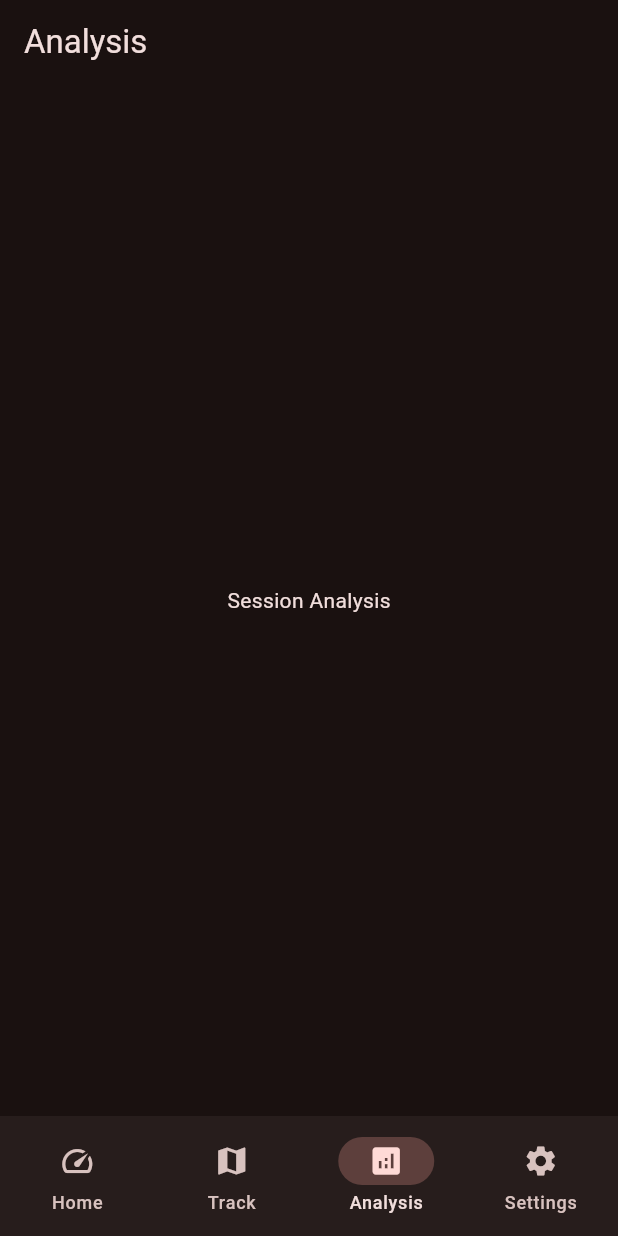
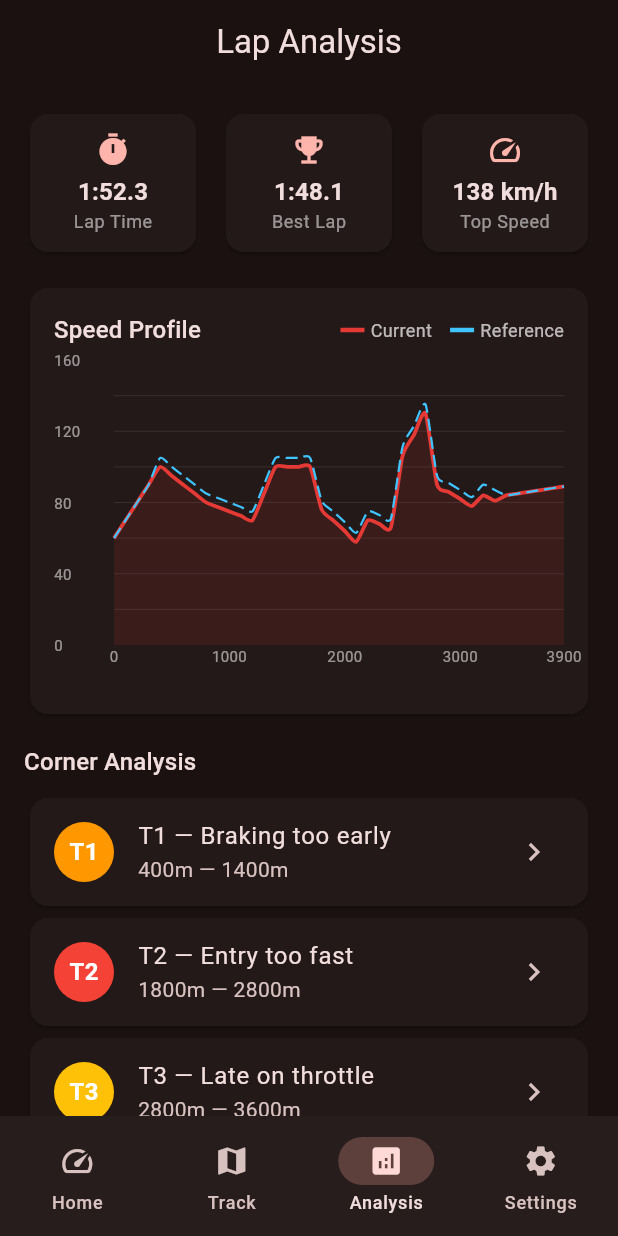
Before and after one commit to zhongyuanluo-cmd/codriver, a Flutter app: the screen it shows after launch, item 3 of the bottom bar chosen, on a phone screen of 412 x 824 dp. Run offline on Flutter 3.47's test engine with Material 3 defaults, Android fonts, the phone set to English and light mode, and no system bars; drawn by our look-alikes of fl_chart; our stand-ins replace flutter_riverpod; missing offline and left inert: dart:ffi.

Commit message:
feat(phase-2.6): Flutter speed curve visualization with fl_chart
Phase 2.6 Flutter 可视化:
- SpeedChart widget: fl_chart LineChart with current (red) vs reference (blue dashed)
- SpeedPoint / CornerZone data classes for chart input
- AnalysisScreen: speed profile chart + stat cards + corner analysis list
- Mock data showing 3-corner track with speed deltas vs reference
- Touch tooltip showing speed/distance at any point
- Dark theme consistent with existing Material3 design

pubspec.yaml: riverpod → flutter_riverpod (Flutter variant)
main.dart: refactored AnalysisScreen to use ui/screens/analysis_screen.dart

Dart analyze: 0 errors, 0 warnings (5 info: pre-existing naming/style)

```diff
--- a/app/lib/main.dart
+++ b/app/lib/main.dart
@@ -1,5 +1,6 @@
 import 'package:flutter/material.dart';
 import 'package:flutter_riverpod/flutter_riverpod.dart';
+import 'ui/screens/analysis_screen.dart';
 
 void main() {
   runApp(
@@ -38,11 +39,11 @@ class MainShell extends StatefulWidget {
 class _MainShellState extends State<MainShell> {
   int _selectedIndex = 0;
 
-  static const _pages = <Widget>[
-    HomeScreen(),
-    TrackScreen(),
+  static final _pages = <Widget>[
+    const HomeScreen(),
+    const TrackScreen(),
     AnalysisScreen(),
-    SettingsScreen(),
+    const SettingsScreen(),
   ];
 
   @override
@@ -83,14 +84,6 @@ class TrackScreen extends StatelessWidget {
   }
 }
 
-class AnalysisScreen extends StatelessWidget {
-  const AnalysisScreen({super.key});
-  @override
-  Widget build(BuildContext context) {
-    return Scaffold(appBar: AppBar(title: const Text('Analysis')), body: const Center(child: Text('Session Analysis')));
-  }
-}
-
 class SettingsScreen extends StatelessWidget {
   const SettingsScreen({super.key});
   @override
--- /dev/null
+++ b/app/lib/ui/screens/analysis_screen.dart
@@ -0,0 +1,170 @@
+import 'package:flutter/material.dart';
+import '../widgets/speed_chart.dart';
+
+class AnalysisScreen extends StatefulWidget {
+  const AnalysisScreen({super.key});
+
+  @override
+  State<AnalysisScreen> createState() => _AnalysisScreenState();
+}
+
+class _AnalysisScreenState extends State<AnalysisScreen> {
+  // Mock data — will be replaced with real pipeline data in Phase 2.7
+  static final _mockCurrent = List.generate(40, (i) {
+    final d = i * 100.0;
+    final speed = _mockSpeed(d, 100, 80, 70, 100, 76, 70, 106, 90, 84);
+    return SpeedPoint(distance: d, speed: speed.clamp(40, 140));
+  });
+
+  static final _mockReference = List.generate(40, (i) {
+    final d = i * 100.0;
+    final speed = _mockSpeed(d, 105, 85, 75, 105, 81, 75, 111, 95, 90);
+    return SpeedPoint(distance: d, speed: speed.clamp(40, 150));
+  });
+
+  static double _mockSpeed(
+    double d, double s1, double s2, double s3, double s4,
+    double s5, double s6, double s7, double s8, double s9,
+  ) {
+    if (d < 400) { return 60 + d * 0.1; }
+    if (d < 800) { return s1 - (d - 400) * 0.05; }
+    if (d < 1200) { return s2 - (d - 800) * 0.025; }
+    if (d < 1400) { return s3 + (d - 1200) * 0.15; }
+    if (d < 1800) { return s4; }
+    if (d < 2200) { return s5 - (d - 1800) * 0.06; }
+    if (d < 2500) { return s6 - (d - 2200) * 0.02; }
+    if (d < 2800) { return s7 + (d - 2500) * 0.12; }
+    if (d < 3200) { return s8 - (d - 2800) * 0.04; }
+    if (d < 3400) { return s9 - (d - 3200) * 0.03; }
+    return 84 + (d - 3400) * 0.01;
+  }
+
+  static final _mockCorners = [
+    const CornerZone(startDistance: 400, endDistance: 1400, label: 'T1', rootCause: 'entry_too_early'),
+    const CornerZone(startDistance: 1800, endDistance: 2800, label: 'T2', rootCause: 'entry_too_hot'),
+    const CornerZone(startDistance: 2800, endDistance: 3600, label: 'T3', rootCause: 'throttle_late'),
+  ];
+
+  @override
+  Widget build(BuildContext context) {
+    final theme = Theme.of(context);
+    return Scaffold(
+      appBar: AppBar(
+        title: const Text('Lap Analysis'),
+        centerTitle: true,
+      ),
+      body: SingleChildScrollView(
+        padding: const EdgeInsets.all(16),
+        child: Column(
+          crossAxisAlignment: CrossAxisAlignment.start,
+          children: [
+            // Summary cards
+            Row(
+              children: [
+                _buildStatCard('Lap Time', '1:52.3', Icons.timer, theme),
+                const SizedBox(width: 12),
+                _buildStatCard('Best Lap', '1:48.1', Icons.emoji_events, theme),
+                const SizedBox(width: 12),
+                _buildStatCard('Top Speed', '138 km/h', Icons.speed, theme),
+              ],
+            ),
+            const SizedBox(height: 16),
+
+            // Chart section
+            Card(
+              child: Padding(
+                padding: const EdgeInsets.all(16),
+                child: Column(
+                  crossAxisAlignment: CrossAxisAlignment.start,
+                  children: [
+                    Row(
+                      children: [
+                        Text('Speed Profile', style: theme.textTheme.titleMedium),
+                        const Spacer(),
+                        _buildLegend('Current', const Color(0xFFE53935)),
+                        const SizedBox(width: 12),
+                        _buildLegend('Reference', Colors.lightBlueAccent),
+                      ],
+                    ),
+                    const SizedBox(height: 8),
+                    SizedBox(
+                      height: 220,
+                      child: SpeedChart(
+                        currentLap: _mockCurrent,
+                        referenceLap: _mockReference,
+                        corners: _mockCorners,
+                      ),
+                    ),
+                  ],
+                ),
+              ),
+            ),
+            const SizedBox(height: 16),
+
+            // Corner analysis
+            Text('Corner Analysis', style: theme.textTheme.titleMedium),
+            const SizedBox(height: 8),
+            ..._mockCorners.map((c) => Card(
+                  child: ListTile(
+                    leading: CircleAvatar(
+                      backgroundColor: _rootCauseColor(c.rootCause),
+                      child: Text(c.label, style: const TextStyle(color: Colors.white, fontWeight: FontWeight.bold)),
+                    ),
+                    title: Text('${c.label} — ${_rootCauseLabel(c.rootCause)}'),
+                    subtitle: Text('${c.startDistance.toInt()}m — ${c.endDistance.toInt()}m'),
+                    trailing: const Icon(Icons.chevron_right),
+                  ),
+                )),
+          ],
+        ),
+      ),
+    );
+  }
+
+  Widget _buildStatCard(String label, String value, IconData icon, ThemeData theme) {
+    return Expanded(
+      child: Card(
+        child: Padding(
+          padding: const EdgeInsets.all(12),
+          child: Column(
+            children: [
+              Icon(icon, color: theme.colorScheme.primary, size: 24),
+              const SizedBox(height: 4),
+              Text(value, style: theme.textTheme.titleMedium?.copyWith(fontWeight: FontWeight.bold)),
+              Text(label, style: theme.textTheme.bodySmall?.copyWith(color: Colors.white54)),
+            ],
+          ),
+        ),
+      ),
+    );
+  }
+
+  Widget _buildLegend(String label, Color color) {
+    return Row(
+      mainAxisSize: MainAxisSize.min,
+      children: [
+        Container(width: 16, height: 3, color: color),
+        const SizedBox(width: 4),
+        Text(label, style: const TextStyle(fontSize: 12, color: Colors.white70)),
+      ],
+    );
+  }
+
+  Color _rootCauseColor(String? cause) {
+    switch (cause) {
+      case 'entry_too_early': return Colors.orange;
+      case 'entry_too_hot': return Colors.red;
+      case 'throttle_late': return Colors.amber;
+      default: return Colors.grey;
+    }
+  }
+
+  String _rootCauseLabel(String? cause) {
+    switch (cause) {
+      case 'entry_too_early': return 'Braking too early';
+      case 'entry_too_hot': return 'Entry too fast';
+      case 'throttle_late': return 'Late on throttle';
+      default: return 'Analysis pending';
+    }
+  }
+}
--- /dev/null
+++ b/app/lib/ui/widgets/speed_chart.dart
@@ -0,0 +1,141 @@
+import 'package:flutter/material.dart';
+import 'package:fl_chart/fl_chart.dart';
+
+/// Speed vs distance chart for lap analysis.
+/// Shows current lap speed (solid line) vs reference speed (dashed line).
+/// Corner segments are highlighted with vertical bands.
+class SpeedChart extends StatelessWidget {
+  final List<SpeedPoint> currentLap;
+  final List<SpeedPoint>? referenceLap;
+  final List<CornerZone>? corners;
+  final double maxSpeed;
+  final String xLabel;
+  final String yLabel;
+
+  const SpeedChart({
+    super.key,
+    required this.currentLap,
+    this.referenceLap,
+    this.corners,
+    this.maxSpeed = 160,
+    this.xLabel = 'Distance (m)',
+    this.yLabel = 'Speed (km/h)',
+  });
+
+  @override
+  Widget build(BuildContext context) {
+    return LineChart(
+      LineChartData(
+        minX: 0,
+        maxX: currentLap.isNotEmpty ? currentLap.last.distance : 4000,
+        minY: 0,
+        maxY: maxSpeed,
+        gridData: FlGridData(
+          show: true,
+          drawVerticalLine: false,
+          horizontalInterval: maxSpeed / 8,
+          getDrawingHorizontalLine: (value) => FlLine(
+            color: Colors.white12,
+            strokeWidth: 0.5,
+          ),
+        ),
+        titlesData: FlTitlesData(
+          bottomTitles: AxisTitles(
+            sideTitles: SideTitles(
+              showTitles: true,
+              reservedSize: 30,
+              interval: _calcXInterval(),
+              getTitlesWidget: (value, meta) =>
+                  Text('${value.toInt()}', style: const TextStyle(fontSize: 10, color: Colors.white54)),
+            ),
+          ),
+          leftTitles: AxisTitles(
+            sideTitles: SideTitles(
+              showTitles: true,
+              reservedSize: 40,
+              interval: maxSpeed / 4,
+              getTitlesWidget: (value, meta) =>
+                  Text('${value.toInt()}', style: const TextStyle(fontSize: 10, color: Colors.white54)),
+            ),
+          ),
+          topTitles: const AxisTitles(sideTitles: SideTitles(showTitles: false)),
+          rightTitles: const AxisTitles(sideTitles: SideTitles(showTitles: false)),
+        ),
+        borderData: FlBorderData(show: false),
+        lineBarsData: _buildLineBars(),
+        lineTouchData: LineTouchData(
+          touchTooltipData: LineTouchTooltipData(
+            getTooltipItems: (touchedSpots) => touchedSpots.map((s) {
+              return LineTooltipItem(
+                '${s.y.toInt()} km/h\n${s.x.toInt()} m',
+                const TextStyle(color: Colors.white, fontSize: 12),
+              );
+            }).toList(),
+          ),
+        ),
+      ),
+    );
+  }
+
+  List<LineChartBarData> _buildLineBars() {
+    final bars = <LineChartBarData>[];
+
+    // Current lap (solid red)
+    bars.add(LineChartBarData(
+      spots: currentLap.map((p) => FlSpot(p.distance, p.speed)).toList(),
+      color: const Color(0xFFE53935),
+      barWidth: 2.5,
+      isCurved: true,
+      curveSmoothness: 0.2,
+      dotData: const FlDotData(show: false),
+      belowBarData: BarAreaData(
+        show: true,
+        color: const Color(0xFFE53935).withAlpha(30),
+      ),
+    ));
+
+    // Reference lap (dashed blue)
+    if (referenceLap != null && referenceLap!.isNotEmpty) {
+      bars.add(LineChartBarData(
+        spots: referenceLap!.map((p) => FlSpot(p.distance, p.speed)).toList(),
+        color: Colors.lightBlueAccent,
+        barWidth: 1.5,
+        isCurved: true,
+        curveSmoothness: 0.2,
+        dashArray: [8, 4],
+        dotData: const FlDotData(show: false),
+        belowBarData: BarAreaData(show: false),
+      ));
+    }
+
+    return bars;
+  }
+
+  double _calcXInterval() {
+    final max = currentLap.isNotEmpty ? currentLap.last.distance : 4000;
+    if (max <= 1000) return 200;
+    if (max <= 3000) return 500;
+    return 1000;
+  }
+}
+
+/// A single speed data point.
+class SpeedPoint {
+  final double distance;
+  final double speed;
+  const SpeedPoint({required this.distance, required this.speed});
+}
+
+/// A corner zone on the track (for annotating the chart).
+class CornerZone {
+  final double startDistance;
+  final double endDistance;
+  final String label;
+  final String? rootCause;
+  const CornerZone({
+    required this.startDistance,
+    required this.endDistance,
+    required this.label,
+    this.rootCause,
+  });
+}
--- a/app/pubspec.yaml
+++ b/app/pubspec.yaml
@@ -10,7 +10,7 @@ environment:
 dependencies:
   flutter:
     sdk: flutter
-  riverpod: ^2.5.0
+  flutter_riverpod: ^2.5.0
   dio: ^5.4.0
   sqflite: ^2.3.0
   fl_chart: ^0.68.0
```
Also changed, not shown: app/pubspec.lock.
